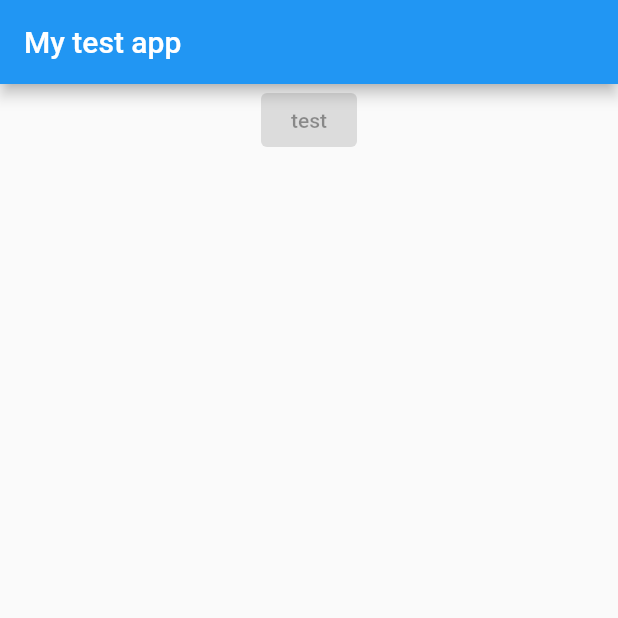
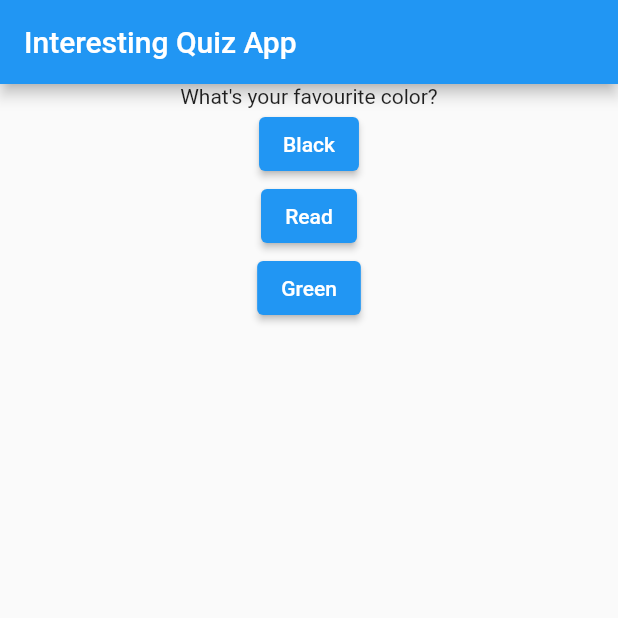
Before and after one commit to FireHook/my_flutter_test, a Flutter app: the screen it shows after launch, on a phone screen of 412 x 824 dp, the top half of it. Run offline on Flutter 3.47's test engine with Material 2 defaults, Android fonts, the phone set to English and light mode, and no system bars.

Commit message:
Splitted widgets into separate files. Extended with new functionality.

```diff
--- a/lib/button.dart
+++ b/lib/button.dart
@@ -1,24 +1,22 @@
 import 'package:flutter/material.dart';
 
 class Button extends StatelessWidget {
-
   final Function() clickHandler;
+  final String text;
 
   const Button({
     Key? key,
-    required this.clickHandler
+    required this.clickHandler,
+    required this.text
   }) : super(key: key);
 
   @override
   Widget build(BuildContext context) {
-    return const Center(
+    return Center(
       child: ElevatedButton(
-          child: Text('test'),
-          onPressed: () {
-            clickHandler();
-          },
+        child: Text(text),
+        onPressed: clickHandler,
       ),
     );
   }
-
 }
--- a/lib/main.dart
+++ b/lib/main.dart
@@ -1,15 +1,49 @@
 import 'package:flutter/material.dart';
-import 'package:my_flutter_test/button.dart';
+import 'package:my_flutter_test/quiz.dart';
+import 'package:my_flutter_test/result.dart';
 
 void main() {
-  runApp(const MyApp());
+  runApp(const QuizApp());
 }
 
-class MyApp extends StatelessWidget {
-  const MyApp({Key? key}) : super(key: key);
+class QuizApp extends StatefulWidget {
+  const QuizApp({Key? key}) : super(key: key);
+
+  @override
+  State<StatefulWidget> createState() {
+    return _QuizAppState();
+  }
+}
+
+class _QuizAppState extends State<QuizApp> {
+
+  var _questionIndex = 0;
+
+  final _questions = const [
+    {
+      'questionsText': 'What\'s your favourite color?',
+      'answers': ['Black', 'Read', 'Green']
+    },
+    {
+      'questionsText': 'What\'s your favourite animal?',
+      'answers': ['Dog', 'Cat', 'Rabbit']
+    },
+    {
+      'questionsText': 'What\'s your favourite rest?',
+      'answers': ['Sea', 'Mountains', 'Urban']
+    }
+  ];
 
   void _buttonClicked() {
+    setState(() {
+      _questionIndex++;
+    });
+  }
 
+  void _resetQuiz() {
+    setState(() {
+      _questionIndex = 0;
+    });
   }
 
   @override
@@ -17,14 +51,13 @@ class MyApp extends StatelessWidget {
     return MaterialApp(
       home: Scaffold(
         appBar: AppBar(
-          title: Text('My test app'),
+          title: const Text('Interesting Quiz App'),
         ),
-        body: Column(
-          children: [
-            Button(clickHandler: _buttonClicked)
-          ],
-        ),
+        body: _questionIndex < _questions.length
+          ? Quiz(questions: _questions, questionIndex: _questionIndex, clickHandler: _buttonClicked)
+          : Result(clickHandler: _resetQuiz,),
       ),
     );
   }
+
 }
--- /dev/null
+++ b/lib/quiz.dart
@@ -0,0 +1,26 @@
+import 'package:flutter/material.dart';
+
+import 'package:my_flutter_test/button.dart';
+
+class Quiz extends StatelessWidget {
+  final List<Map<String, Object>> questions;
+  final int questionIndex;
+  final Function() clickHandler;
+
+  const Quiz({
+    Key? key,
+    required this.questions,
+    required this.questionIndex,
+    required this.clickHandler,
+  }) : super(key: key);
+
+  @override
+  Widget build(BuildContext context) {
+    return Column(children: [
+      Text(questions[questionIndex]['questionsText'] as String),
+      ...(questions[questionIndex]['answers'] as List<String>).map((answer) {
+        return Button(clickHandler: clickHandler, text: answer);
+      }).toList()
+    ]);
+  }
+}
```
Also changed, not shown: lib/result.dart (added, +22 -0 lines), 1 other file.
